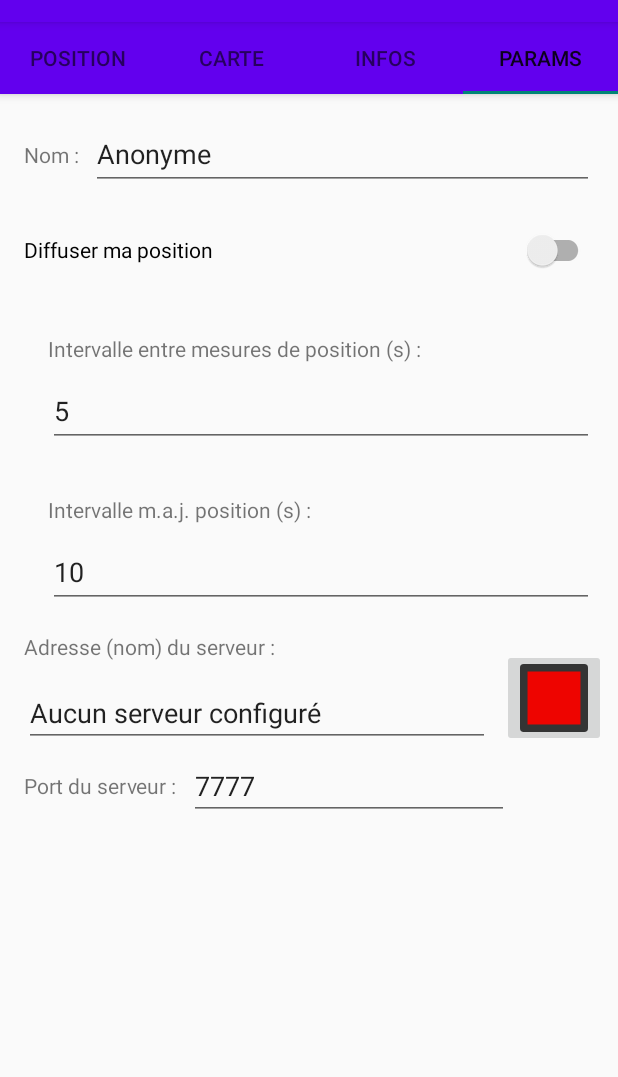
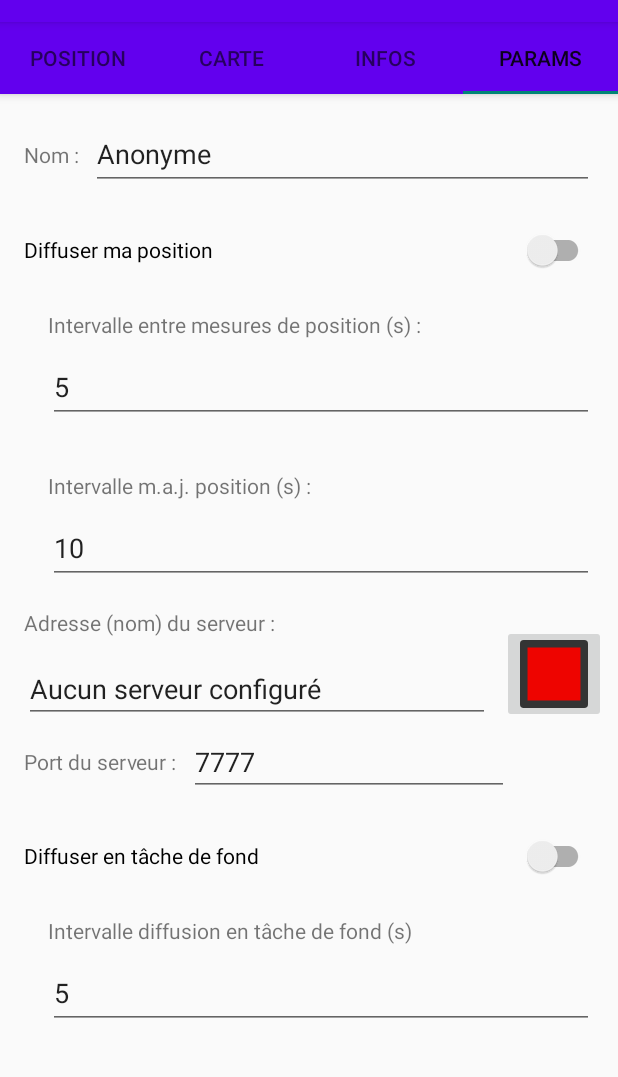
Before and after one commit to nop68k/LocalisationDeGroupe, an Android app: the screen it shows after launch (MainActivity), tab 4 chosen, on a phone screen of 412 x 824 dp, the part 62-1139 px from its top. Run offline under Robolectric (Android 15) with nearby library versions, the phone set to English and light mode, and no system bars; our stand-ins replace navigation-ui; libraries missing offline, so code that uses them is left out: org.osmdroid.api, org.osmdroid.util, org.osmdroid.views; 1 statement that could not run was skipped.

Commit message:
Ajout du service en tâche de fond

```diff
--- a/app/src/main/java/org/patarasprod/localisationdegroupe/Config.java
+++ b/app/src/main/java/org/patarasprod/localisationdegroupe/Config.java
@@ -26,10 +26,10 @@ import org.osmdroid.views.overlay.mylocation.MyLocationNewOverlay;
 
 public class Config {
 
-    public static int DEBUG_LEVEL = 4; // Niveau d'expressivité des messages de debug (0 = aucun message)
+    public static int DEBUG_LEVEL = 2; // Niveau d'expressivité des messages de debug (0 = aucun message)
 
     public static final String MESSAGE_INFORMATION = "Application de localisation de groupe\n" +
-            "Version 0.9\n(Juin 2025)";
+            "Version 2.0.0\n(Juin 2025)";
     public static final String TEXTE_BOUTON_INFO = "Appui court -> centrer la carte sur la personne"+
             "\nAppui long -> appel programme externe";
 
@@ -57,6 +57,11 @@ public class Config {
     public String adresse_serveur = NOM_SERVEUR_PAR_DEFAUT;
     public final int PORT_SERVEUR_PAR_DEFAUT = 7777;
     public int port_serveur = PORT_SERVEUR_PAR_DEFAUT;
+    private final boolean PREF_DIFFUSER_EN_FOND_PAR_DEFAUT = false;
+    public boolean prefDiffuserEnFond = PREF_DIFFUSER_EN_FOND_PAR_DEFAUT;
+    private final long INTERVALLE_ENVOI_EN_FOND_PAR_DEFAUT = 5;
+    public long intervalleEnvoiEnFond = INTERVALLE_ENVOI_EN_FOND_PAR_DEFAUT;
+
 
 
     // ***
@@ -68,6 +73,8 @@ public class Config {
     public FragmentInfos fragment_infos;
     public Fragment_parametres fragment_parametres;
     public LocalisationGPS localisation;
+    public LocationUpdateService serviceArrierePlan = null;  // Référence vers le service de localisation en arrière plan
+    public AccesService accesService;
     public MainActivity mainActivity = null;   // Référence vers la MainActivity (l'activité du programme)
     public Handler handler;   // Utilisé pour lancer des tâches différées
     public Handler handlerDiffusionPosition;  // Pour diffuser la position via internet
@@ -76,8 +83,8 @@ public class Config {
     public MapView map = null;
     public IMapController mapController = null;
     public final double ZOOM_INITIAL_CARTE = 16.0;
-    public final float LATITUDE_ORIGINE_PAR_DEFAUT = 0f;
-    public final float LONGITUDE_ORIGINE_PAR_DEFAUT = 0f;
+    public final float LATITUDE_ORIGINE_PAR_DEFAUT = 48.853410f; // kilomètre zéro
+    public final float LONGITUDE_ORIGINE_PAR_DEFAUT = 2.348792f; // kilomètre zéro
     public GeoPoint maPositionSurLaCarte = null;
     public GeoPoint centreCarte = null;
     public double niveauZoomCarte = ZOOM_INITIAL_CARTE;
@@ -143,6 +150,8 @@ public class Config {
         intervalleMajSecondes = sharedPreferences.getLong("intervalleMajSecondes", INTERVALLE_MAJ_SECONDES_PAR_DEFAUT);
         adresse_serveur = sharedPreferences.getString("nomServeur", NOM_SERVEUR_PAR_DEFAUT);
         port_serveur = sharedPreferences.getInt("portServeur", PORT_SERVEUR_PAR_DEFAUT);
+        prefDiffuserEnFond = sharedPreferences.getBoolean("diffuserEnFond",PREF_DIFFUSER_EN_FOND_PAR_DEFAUT);
+        intervalleEnvoiEnFond = sharedPreferences.getLong("intervalleEnvoiEnFond", INTERVALLE_ENVOI_EN_FOND_PAR_DEFAUT);
         centreCarte = new GeoPoint((double) sharedPreferences.getFloat("centreCarte_latitude",
                    maPosition == null ? LATITUDE_ORIGINE_PAR_DEFAUT: (float)maPosition.latitude),
                 (double) sharedPreferences.getFloat("centreCarte_longitude",
@@ -178,6 +187,8 @@ public class Config {
         sauvegardePreference("intervalleMajSecondes", intervalleMajSecondes);
         sauvegardePreference("nomServeur", adresse_serveur);
         sauvegardePreference("portServeur", (int)port_serveur);
+        sauvegardePreference("diffuserEnFond", prefDiffuserEnFond);
+        sauvegardePreference("intervalleEnvoiEnFond", intervalleEnvoiEnFond);
         sauvegardePreference("centreCarte_latitude", (float)centreCarte.getLatitude());
         sauvegardePreference("centreCarte_longitude", (float)centreCarte.getLongitude());
         sauvegardePreference("niveauZoomCarte", (float)niveauZoomCarte);
--- a/app/src/main/java/org/patarasprod/localisationdegroupe/FragmentPrincipal.java
+++ b/app/src/main/java/org/patarasprod/localisationdegroupe/FragmentPrincipal.java
@@ -112,7 +112,7 @@ public class FragmentPrincipal extends NavHostFragment {
         binding.fabInfo.setOnClickListener(new View.OnClickListener() {
             @Override
             public void onClick(View view) {
-                Snackbar.make(view, cfg.TEXTE_BOUTON_INFO, Snackbar.LENGTH_LONG).setAction("Action", null).show();
+                Snackbar.make(view, Config.TEXTE_BOUTON_INFO, Snackbar.LENGTH_LONG).setAction("Action", null).show();
             }
         });
 
--- a/app/src/main/java/org/patarasprod/localisationdegroupe/GestionPositionsUtilisateurs.java
+++ b/app/src/main/java/org/patarasprod/localisationdegroupe/GestionPositionsUtilisateurs.java
@@ -186,7 +186,6 @@ public class GestionPositionsUtilisateurs {
     }
 
     public void sauvegardePositions() {
-        //System.out.println("OOOOOOOOOOOOOOOOOO Sauvegarde des positions dans un fichier");
         JSONArray positionsASauvegarder = new JSONArray();
         Iterator<String> iter = positions.keySet().iterator();
         String nomUtilisateur;
--- a/app/src/main/java/org/patarasprod/localisationdegroupe/MainActivity.java
+++ b/app/src/main/java/org/patarasprod/localisationdegroupe/MainActivity.java
@@ -2,6 +2,7 @@ package org.patarasprod.localisationdegroupe;
 
 import android.app.AlertDialog;
 import android.content.DialogInterface;
+import android.content.Intent;
 import android.os.Bundle;
 import android.os.Handler;
 import android.util.Log;
@@ -10,6 +11,7 @@ import android.view.MenuItem;
 import android.view.View;
 
 import androidx.appcompat.app.AppCompatActivity;
+import androidx.core.content.ContextCompat;
 import androidx.navigation.ui.AppBarConfiguration;
 
 import org.patarasprod.localisationdegroupe.databinding.ActivityMainBinding;
@@ -60,6 +62,31 @@ public class MainActivity extends AppCompatActivity {
             cfg.com.demarreDiffusionPositionAuServeur();
         }
 
+        // On instancie la classe de communication avec le service en arrière plan
+        cfg.accesService = new AccesService(cfg, getApplicationContext());
+        // Et si c'est dans les préférences, on lance le service de localisation en continu
+        if (cfg.prefDiffuserEnFond) cfg.accesService.demarrageService();
+
+        /*
+        LocationUpdateService serviceArrierePlan = new LocationUpdateService();
+        cfg.serviceArrierePlan = serviceArrierePlan;
+        cfg.serviceArrierePlan.test("message de test");
+        // D'abord on crée un intent
+        Intent serviceIntent = new Intent(this, LocationUpdateService.class);
+        // puis on prépare un bundle avec les données pour le serveur
+        Bundle donneesServeur = new Bundle();
+        donneesServeur.putString("nom", cfg.nomUtilisateur);
+        donneesServeur.putString("adresse", cfg.adresse_serveur);
+        donneesServeur.putInt("port", cfg.port_serveur);
+        serviceIntent.putExtra("data", donneesServeur);
+        ContextCompat.startForegroundService(this, serviceIntent);
+        cfg.accesService = new AccesService(cfg, getApplicationContext());
+
+        cfg.accesService.connexionService();
+
+        cfg.serviceArrierePlan.setCfg(cfg);
+        cfg.serviceArrierePlan.test("message de test après lancement");
+        */
     }
 
     /** Fonction de mise à jour de l'UI
@@ -111,6 +138,8 @@ public class MainActivity extends AppCompatActivity {
                 builder.show();
                 return true;
             case R.id.item_menu_quitter:
+                // Stoppe le service de mise à jour
+                if (cfg.accesService != null) cfg.accesService.arreteService();
                 // Annule l'exécution différée s'il y en a une
                 if (cfg.handler != null) cfg.handler.removeCallbacksAndMessages(null);
                 if (cfg.com != null) cfg.com.stoppeDiffusionPositionAuServeur();
--- a/app/src/main/res/layout/fragment_parametres.xml
+++ b/app/src/main/res/layout/fragment_parametres.xml
@@ -3,7 +3,7 @@
     xmlns:app="http://schemas.android.com/apk/res-auto"
     xmlns:tools="http://schemas.android.com/tools"
     android:layout_width="match_parent"
-    android:layout_height="match_parent">
+    android:layout_height="wrap_content">
 
     <androidx.constraintlayout.widget.ConstraintLayout
         android:id="@+id/Layout_contenu_parametres"
@@ -24,6 +24,7 @@
 
         <EditText
             android:id="@+id/zone_saisie_nom"
+            android:labelFor="@id/label_nom"
             android:layout_width="0dp"
             android:layout_height="wrap_content"
             android:layout_marginStart="8dp"
@@ -55,7 +56,7 @@
             android:id="@+id/label_intervalle_mesure"
             android:layout_width="wrap_content"
             android:layout_height="wrap_content"
-            android:layout_marginTop="32dp"
+            android:layout_marginTop="16dp"
             android:contentDescription="@string/description_intervalle__mesures"
             android:text="@string/label_intervalle_mesure"
             app:layout_constraintStart_toStartOf="@+id/switch_diffuser_ma_position"
@@ -87,6 +88,7 @@
 
         <EditText
             android:id="@+id/champ_intervalle_maj"
+            android:contentDescription="@string/description_intervalle_maj"
             android:layout_width="0dp"
             android:layout_height="wrap_content"
             android:layout_marginTop="8dp"
@@ -118,6 +120,8 @@
 
         <EditText
             android:id="@+id/champ_adresse_serveur"
+            android:contentDescription="@string/description_champ_adresse_serveur"
+            android:labelFor="@id/label_nom_serveur"
             android:layout_width="0dp"
             android:layout_height="wrap_content"
             android:layout_marginTop="12dp"
@@ -160,5 +164,41 @@
             app:srcCompat="@drawable/serveur_injoignable" />
 
 
+    <androidx.appcompat.widget.SwitchCompat
+        android:id="@+id/switch_diffuser_en_tache_de_fond"
+        android:layout_width="match_parent"
+        android:layout_height="wrap_content"
+        android:layout_marginStart="16dp"
+        android:layout_marginTop="16dp"
+        android:layout_marginEnd="16dp"
+        android:checked="true"
+        android:contentDescription="@string/decription_switch_diffuser_en_fond"
+        android:minHeight="48dp"
+        android:text="@string/switch_diffuser_en_fond"
+        app:layout_constraintStart_toStartOf="@+id/label_port"
+        app:layout_constraintTop_toBottomOf="@+id/champ_port_serveur" />
+
+        <TextView
+            android:id="@+id/label_intervalle_maj_service"
+            android:layout_width="wrap_content"
+            android:layout_height="wrap_content"
+            android:layout_marginTop="16dp"
+            android:contentDescription="@string/intervalle_maj_serveur"
+            android:text="@string/intervalle_maj_serveur"
+            app:layout_constraintStart_toStartOf="@+id/switch_diffuser_en_tache_de_fond"
+            app:layout_constraintTop_toBottomOf="@+id/switch_diffuser_en_tache_de_fond" />
+
+        <EditText
+            android:id="@+id/champ_intervalle_maj_service"
+            android:layout_width="0dp"
+            android:layout_height="wrap_content"
+            android:layout_marginTop="8dp"
+            android:layout_marginEnd="16dp"
+            android:autofillHints="300"
+            android:inputType="number"
+            android:minHeight="48dp"
+            app:layout_constraintEnd_toEndOf="parent"
+            app:layout_constraintStart_toStartOf="@+id/label_intervalle_maj_service"
+            app:layout_constraintTop_toBottomOf="@+id/label_intervalle_maj_service" />
     </androidx.constraintlayout.widget.ConstraintLayout>
 </ScrollView>
--- a/app/src/main/res/values/strings.xml
+++ b/app/src/main/res/values/strings.xml
@@ -37,11 +37,18 @@
     <string name="texte_tab2">Carte</string>
     <string name="texte_tab3">Infos</string>
     <string name="texte_tab4">Params</string>
-    <string name="description_intervalle__mesures">Intervalle de temps entre deux mesures (en secondes)</string>
+    <string name="description_intervalle__mesures">Intervalle de temps entre deux mesures (s)</string>
     <string name="decription_switch_diffuser_ma_position">Diffuser ou non ma position (switch)</string>
+    <string name="decription_switch_diffuser_en_fond">Diffuser ou non en tâche de fond</string>
+    <string name="switch_diffuser_en_fond">Diffuser en tâche de fond</string>
+    <string name="intervalle_maj_serveur">Intervalle diffusion en tâche de fond (s)</string>
     <string name="description_label_nom">Nom</string>
     <string name="label_nom_serveur">Adresse (nom) du serveur :</string>
     <string name="label_port_serveur">Port du serveur :</string>
     <string name="centrer_sur_moi">Centrer sur moi</string>
     <string name="information">Information</string>
+    <string name="LocationUpdateService">LocationUpdateService</string>
+    <string name="service_demarre">Service démarré</string>
+    <string name="description_intervalle_maj">Intervalle de temps entre deux mises à jour de la position sur le serveur</string>
+    <string name="description_champ_adresse_serveur">Adresse du serveur</string>
 </resources>
```
Also changed, not shown: app/src/main/AndroidManifest.xml (+11 -0 lines), app/src/main/java/org/patarasprod/localisationdegroupe/AccesService.java (added, +204 -0 lines), app/src/main/java/org/patarasprod/localisationdegroupe/Communication.java (+20 -4 lines), app/src/main/java/org/patarasprod/localisationdegroupe/Fragment_parametres.java (+34 -3 lines), app/src/main/java/org/patarasprod/localisationdegroupe/LocationUpdateService.java (added, +338 -0 lines).
